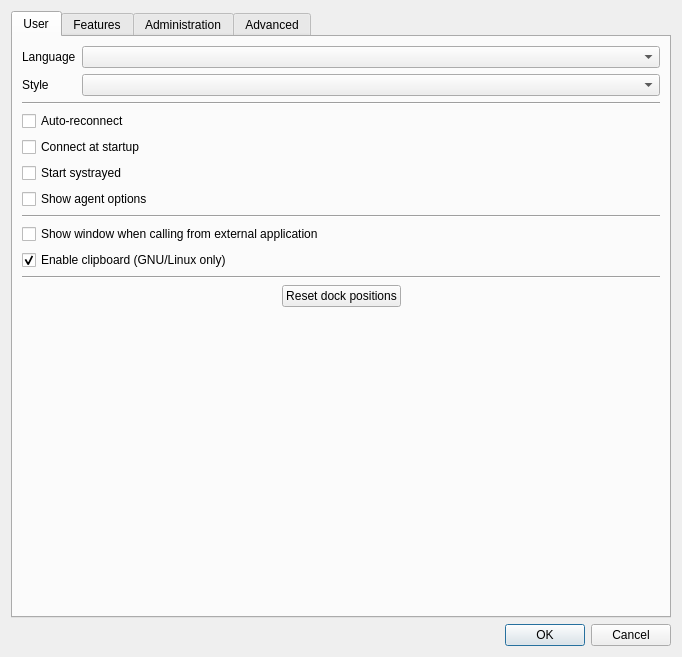
This is xivoclient/src/config_widget/config_widget.ui in wazo-platform/wazo-client-qt as Qt 5 draws it before an edit. The edited form follows.
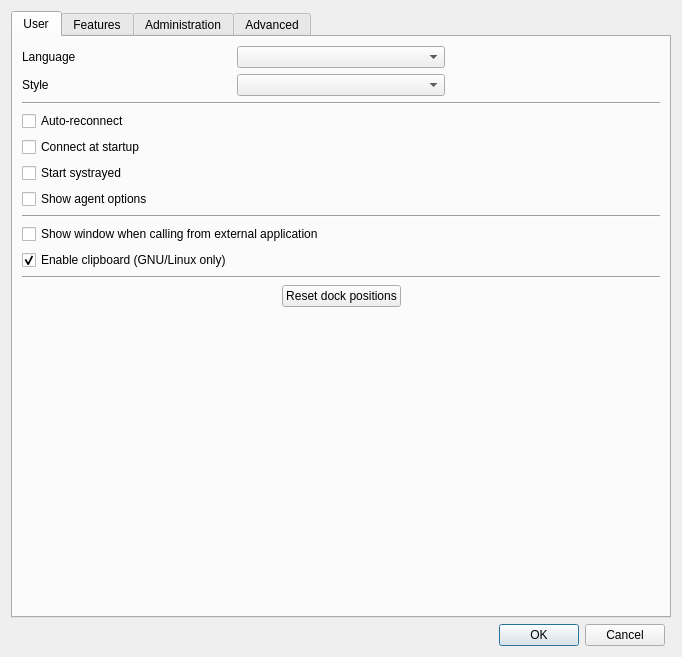
This is the edited form. Icons and pictures are not drawn.

Commit message: add warning picture for restart client after update

What changed in the file:
```diff
--- a/xivoclient/src/config_widget/config_widget.ui
+++ b/xivoclient/src/config_widget/config_widget.ui
@@ -23,8 +23,15 @@
    <iconset resource="../../xivoclient.qrc">
     <normaloff>:/images/xivoicon.png</normaloff>:/images/xivoicon.png</iconset>
   </property>
-  <layout class="QVBoxLayout" name="verticalLayout_2">
-   <item>
+  <layout class="QGridLayout" name="gridLayout_4">
+   <item row="2" column="0">
+    <widget class="QDialogButtonBox" name="buttonBox">
+     <property name="standardButtons">
+      <set>QDialogButtonBox::Cancel|QDialogButtonBox::Ok</set>
+     </property>
+    </widget>
+   </item>
+   <item row="0" column="0" colspan="2">
     <widget class="QTabWidget" name="tabWidget">
      <property name="enabled">
       <bool>true</bool>
@@ -36,32 +43,62 @@
       <attribute name="title">
        <string>User</string>
       </attribute>
-      <layout class="QVBoxLayout" name="verticalLayout_3">
+      <layout class="QVBoxLayout" name="verticalLayout_2">
        <item>
-        <layout class="QFormLayout" name="formLayout_8">
-         <property name="fieldGrowthPolicy">
-          <enum>QFormLayout::AllNonFixedFieldsGrow</enum>
-         </property>
-         <item row="0" column="0">
+        <layout class="QGridLayout" name="gridLayout_3">
+         <item row="0" column="0" alignment="Qt::AlignLeft">
           <widget class="QLabel" name="language_label">
            <property name="text">
             <string>Language</string>
            </property>
           </widget>
          </item>
-         <item row="0" column="1">
-          <widget class="QComboBox" name="language"/>
-         </item>
-         <item row="1" column="1">
-          <widget class="QComboBox" name="style"/>
-         </item>
-         <item row="1" column="0">
+         <item row="1" column="0" alignment="Qt::AlignLeft">
           <widget class="QLabel" name="style_label">
            <property name="text">
             <string>Style</string>
            </property>
           </widget>
          </item>
+         <item row="1" column="1">
+          <widget class="QComboBox" name="style"/>
+         </item>
+         <item row="1" column="2">
+          <widget class="QLabel" name="label">
+           <property name="toolTip">
+            <string>You must restart the program for this setting to apply.</string>
+           </property>
+           <property name="text">
+            <string/>
+           </property>
+           <property name="pixmap">
+            <pixmap resource="../../xivoclient.qrc">:/images/warning.png</pixmap>
+           </property>
+          </widget>
+         </item>
+         <item row="0" column="1">
+          <widget class="QComboBox" name="language">
+           <property name="layoutDirection">
+            <enum>Qt::LeftToRight</enum>
+           </property>
+           <property name="styleSheet">
+            <string notr="true"/>
+           </property>
+          </widget>
+         </item>
+         <item row="0" column="2">
+          <widget class="QLabel" name="label_2">
+           <property name="toolTip">
+            <string>You must restart the program for this setting to apply.</string>
+           </property>
+           <property name="text">
+            <string/>
+           </property>
+           <property name="pixmap">
+            <pixmap resource="../../xivoclient.qrc">:/images/warning.png</pixmap>
+           </property>
+          </widget>
+         </item>
         </layout>
        </item>
        <item>
@@ -82,7 +119,7 @@
          <item row="0" column="0">
           <widget class="QCheckBox" name="auto_reconnect">
            <property name="text">
-            <string>Auto-reconnect</string>
+            <string>Auto-reconnect </string>
            </property>
           </widget>
          </item>
@@ -811,13 +848,6 @@
      </widget>
     </widget>
    </item>
-   <item>
-    <widget class="QDialogButtonBox" name="buttonBox">
-     <property name="standardButtons">
-      <set>QDialogButtonBox::Cancel|QDialogButtonBox::Ok</set>
-     </property>
-    </widget>
-   </item>
   </layout>
  </widget>
  <resources>
```
Left out of the diff: 125 changed lines with no effect on the pictures.
